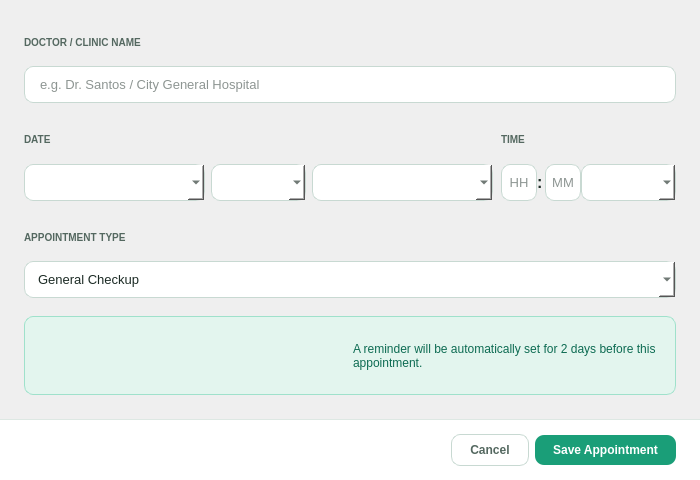
Old version of the form src/ui/dialog_add_appointment.ui in the repository shasheenahdeeneillelumasag/CCC151---Group-Project.
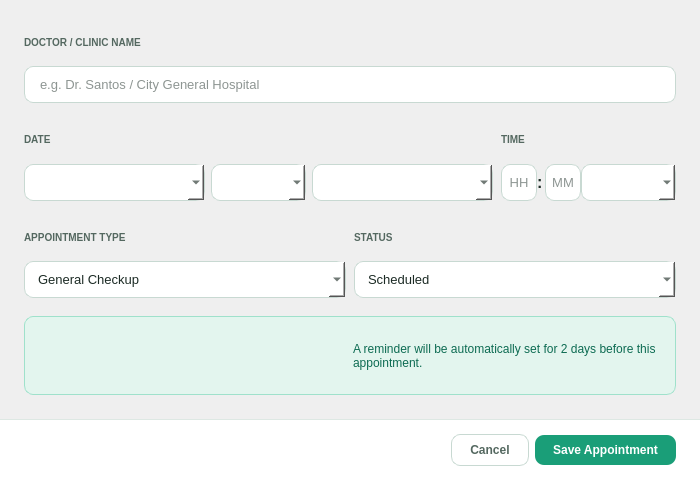
New version of the form. Icons and pictures are not drawn.

Commit message: improve appointment page design and add edit/delete

What changed in the file:
```diff
--- a/src/ui/dialog_add_appointment.ui
+++ b/src/ui/dialog_add_appointment.ui
@@ -71,6 +71,9 @@
         </layout>
        </item>
        <item>
+         <layout class="QHBoxLayout" name="formGroupRow2">
+          <property name="spacing"><number>8</number></property>
+          <item>
         <layout class="QVBoxLayout" name="formGroupType">
          <property name="spacing"><number>6</number></property>
          <item><widget class="QLabel" name="labelType"><property name="text"><string>APPOINTMENT TYPE</string></property><property name="styleSheet"><string>QLabel { font-size: 10px; font-weight: bold; color: #546860; }</string></property></widget></item>
@@ -82,6 +85,21 @@
            <item><property name="text"><string>Dental</string></property></item>
            <item><property name="text"><string>Follow-up</string></property></item>
           </widget>
+            </item>
+           </layout>
+          </item>
+          <item>
+           <layout class="QVBoxLayout" name="formGroupStatus">
+            <property name="spacing"><number>6</number></property>
+            <item><widget class="QLabel" name="labelStatus"><property name="text"><string>STATUS</string></property><property name="styleSheet"><string>QLabel { font-size: 10px; font-weight: bold; color: #546860; }</string></property></widget></item>
+            <item>
+             <widget class="QComboBox" name="inputStatus">
+              <item><property name="text"><string>Scheduled</string></property></item>
+              <item><property name="text"><string>Completed</string></property></item>
+              <item><property name="text"><string>Cancelled</string></property></item>
+             </widget>
+            </item>
+           </layout>
          </item>
         </layout>
        </item>
```
Lines whose indentation alone changed are shown as unchanged. The commit also changes 3 other files.
